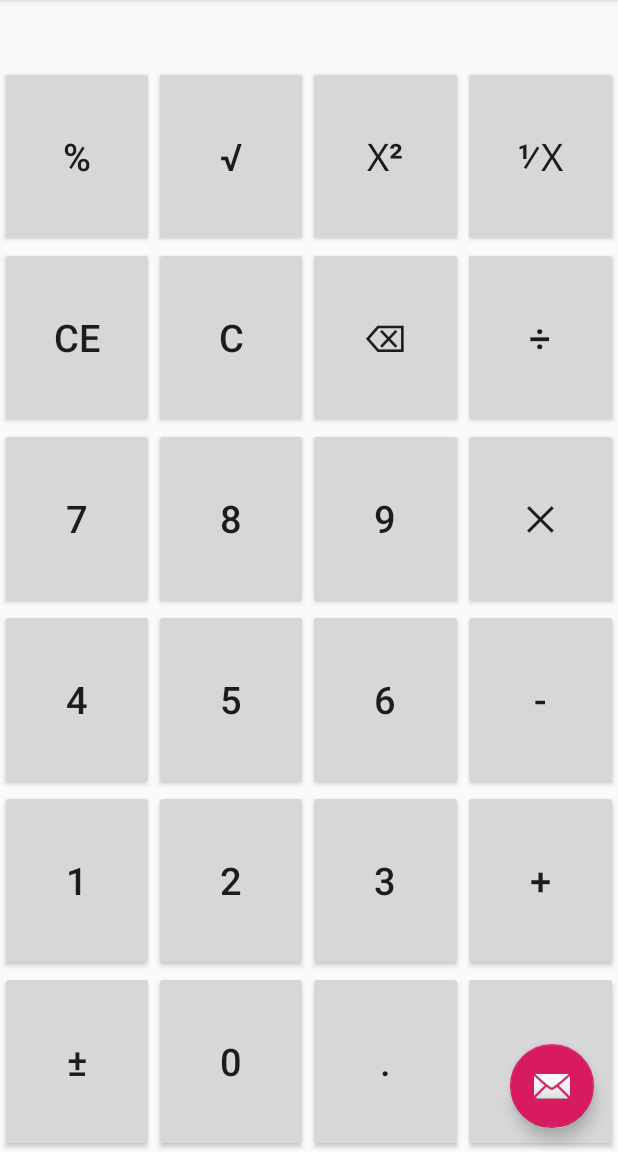
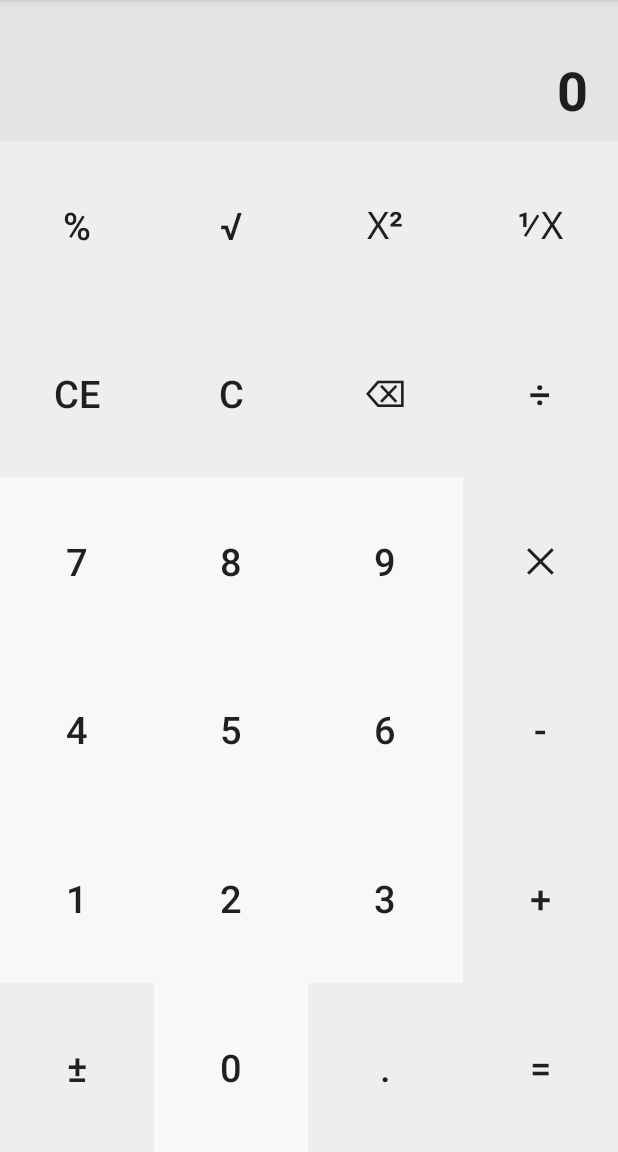
Before and after one commit to vfigu/AndroidCalculator, an Android app: the screen it shows after launch (MainActivity), on a phone screen of 412 x 824 dp, the part 84-1236 px from its top. Run offline under Robolectric (Android 15) with nearby library versions, the phone set to English and light mode, and no system bars.

Commit message:
Stylized button layout, textview, and removed email button.

```diff
--- a/app/src/main/java/com/vfigu/androidcalculator/MainActivity.java
+++ b/app/src/main/java/com/vfigu/androidcalculator/MainActivity.java
@@ -30,14 +30,6 @@ public class MainActivity extends AppCompatActivity
         setContentView(R.layout.activity_main);
         Toolbar toolbar = findViewById(R.id.toolbar);
         setSupportActionBar(toolbar);
-        FloatingActionButton fab = findViewById(R.id.fab);
-        fab.setOnClickListener(new View.OnClickListener() {
-            @Override
-            public void onClick(View view) {
-                Snackbar.make(view, "Replace with your own action", Snackbar.LENGTH_LONG)
-                        .setAction("Action", null).show();
-            }
-        });
         DrawerLayout drawer = findViewById(R.id.drawer_layout);
         NavigationView navigationView = findViewById(R.id.nav_view);
         ActionBarDrawerToggle toggle = new ActionBarDrawerToggle(
--- a/app/src/main/res/layout/app_bar_main.xml
+++ b/app/src/main/res/layout/app_bar_main.xml
@@ -22,12 +22,4 @@
 
     <include layout="@layout/content_main" />
 
-    <com.google.android.material.floatingactionbutton.FloatingActionButton
-        android:id="@+id/fab"
-        android:layout_width="wrap_content"
-        android:layout_height="wrap_content"
-        android:layout_gravity="bottom|end"
-        android:layout_margin="@dimen/fab_margin"
-        app:srcCompat="@android:drawable/ic_dialog_email" />
-
 </androidx.coordinatorlayout.widget.CoordinatorLayout>
--- a/app/src/main/res/layout/content_main.xml
+++ b/app/src/main/res/layout/content_main.xml
@@ -12,8 +12,17 @@
     <TextView
         android:id="@+id/calculatorScreen"
         android:layout_width="match_parent"
-        android:layout_height="100dp"
-        android:gravity="bottom|right" />
+        android:layout_height="150dp"
+        android:background="#E4E4E5"
+        android:gravity="bottom|right"
+        android:paddingLeft="10sp"
+        android:paddingTop="20sp"
+        android:paddingRight="20sp"
+        android:paddingBottom="10sp"
+        android:text="0"
+        android:textAppearance="@style/TextAppearance.AppCompat.Large"
+        android:textSize="36sp"
+        android:textStyle="bold" />
 
     <LinearLayout
         android:layout_width="match_parent"
@@ -26,27 +35,34 @@
             android:layout_width="0dp"
             android:layout_height="match_parent"
             android:layout_weight="1"
+            android:background="#EEEEEF"
             android:text="%"
             android:textSize="25sp" />
+
         <Button
             android:id="@+id/buttonRoot"
             android:layout_width="0dp"
             android:layout_height="match_parent"
             android:layout_weight="1"
+            android:background="#EEEEEF"
             android:text="√"
             android:textSize="25sp" />
+
         <Button
             android:id="@+id/buttonSquared"
             android:layout_width="0dp"
             android:layout_height="match_parent"
             android:layout_weight="1"
+            android:background="#EEEEEF"
             android:text="ⲭ²"
             android:textSize="25sp" />
+
         <Button
             android:id="@+id/buttonInverse"
             android:layout_width="0dp"
             android:layout_height="match_parent"
             android:layout_weight="1"
+            android:background="#EEEEEF"
             android:text="⅟ⲭ"
             android:textSize="25sp" />
     </LinearLayout>
@@ -62,27 +78,34 @@
             android:layout_width="0dp"
             android:layout_height="match_parent"
             android:layout_weight="1"
+            android:background="#EEEEEF"
             android:text="CE"
             android:textSize="25sp" />
+
         <Button
             android:id="@+id/buttonC"
             android:layout_width="0dp"
             android:layout_height="match_parent"
             android:layout_weight="1"
+            android:background="#EEEEEF"
             android:text="C"
             android:textSize="25sp" />
+
         <Button
             android:id="@+id/buttonBackspace"
             android:layout_width="0dp"
             android:layout_height="match_parent"
             android:layout_weight="1"
+            android:background="#EEEEEF"
             android:text="⌫"
             android:textSize="25sp" />
+
         <Button
             android:id="@+id/buttonDivide"
             android:layout_width="0dp"
             android:layout_height="match_parent"
             android:layout_weight="1"
+            android:background="#EEEEEF"
             android:text="÷"
             android:textSize="25sp" />
     </LinearLayout>
@@ -98,27 +121,34 @@
             android:layout_width="0dp"
             android:layout_height="match_parent"
             android:layout_weight="1"
+            android:background="#F8F8F9"
             android:text="7"
             android:textSize="25sp" />
+
         <Button
             android:id="@+id/button8"
             android:layout_width="0dp"
             android:layout_height="match_parent"
             android:layout_weight="1"
+            android:background="#F8F8F9"
             android:text="8"
             android:textSize="25sp" />
+
         <Button
             android:id="@+id/button9"
             android:layout_width="0dp"
             android:layout_height="match_parent"
             android:layout_weight="1"
+            android:background="#F8F8F9"
             android:text="9"
             android:textSize="25sp" />
+
         <Button
             android:id="@+id/buttonMultiply"
             android:layout_width="0dp"
             android:layout_height="match_parent"
             android:layout_weight="1"
+            android:background="#EEEEEF"
             android:text="╳"
             android:textSize="25sp" />
     </LinearLayout>
@@ -134,27 +164,34 @@
             android:layout_width="0dp"
             android:layout_height="match_parent"
             android:layout_weight="1"
+            android:background="#F8F8F9"
             android:text="4"
             android:textSize="25sp" />
+
         <Button
             android:id="@+id/button5"
             android:layout_width="0dp"
             android:layout_height="match_parent"
             android:layout_weight="1"
+            android:background="#F8F8F9"
             android:text="5"
             android:textSize="25sp" />
+
         <Button
             android:id="@+id/button6"
             android:layout_width="0dp"
             android:layout_height="match_parent"
             android:layout_weight="1"
+            android:background="#F8F8F9"
             android:text="6"
             android:textSize="25sp" />
+
         <Button
             android:id="@+id/buttonSubtract"
             android:layout_width="0dp"
             android:layout_height="match_parent"
             android:layout_weight="1"
+            android:background="#EEEEEF"
             android:text="-"
             android:textSize="25sp" />
     </LinearLayout>
@@ -170,27 +207,34 @@
             android:layout_width="0dp"
             android:layout_height="match_parent"
             android:layout_weight="1"
+            android:background="#F8F8F9"
             android:text="1"
             android:textSize="25sp" />
+
         <Button
             android:id="@+id/button2"
             android:layout_width="0dp"
             android:layout_height="match_parent"
             android:layout_weight="1"
+            android:background="#F8F8F9"
             android:text="2"
             android:textSize="25sp" />
+
         <Button
             android:id="@+id/button"
             android:layout_width="0dp"
             android:layout_height="match_parent"
             android:layout_weight="1"
+            android:background="#F8F8F9"
             android:text="3"
             android:textSize="25sp" />
+
         <Button
             android:id="@+id/buttonAdd"
             android:layout_width="0dp"
             android:layout_height="match_parent"
             android:layout_weight="1"
+            android:background="#EEEEEF"
             android:text="+"
             android:textSize="25sp" />
     </LinearLayout>
@@ -206,27 +250,34 @@
             android:layout_width="0dp"
             android:layout_height="match_parent"
             android:layout_weight="1"
+            android:background="#EEEEEF"
             android:text="±"
             android:textSize="25sp" />
+
         <Button
             android:id="@+id/button0"
             android:layout_width="0dp"
             android:layout_height="match_parent"
             android:layout_weight="1"
+            android:background="#F8F8F9"
             android:text="0"
             android:textSize="25sp" />
+
         <Button
             android:id="@+id/buttonDecimal"
             android:layout_width="0dp"
             android:layout_height="match_parent"
             android:layout_weight="1"
+            android:background="#EEEEEF"
             android:text="."
             android:textSize="25sp" />
+
         <Button
             android:id="@+id/buttonEquals"
             android:layout_width="0dp"
             android:layout_height="match_parent"
             android:layout_weight="1"
+            android:background="#EEEEEF"
             android:text="="
             android:textSize="25sp" />
     </LinearLayout>
```
